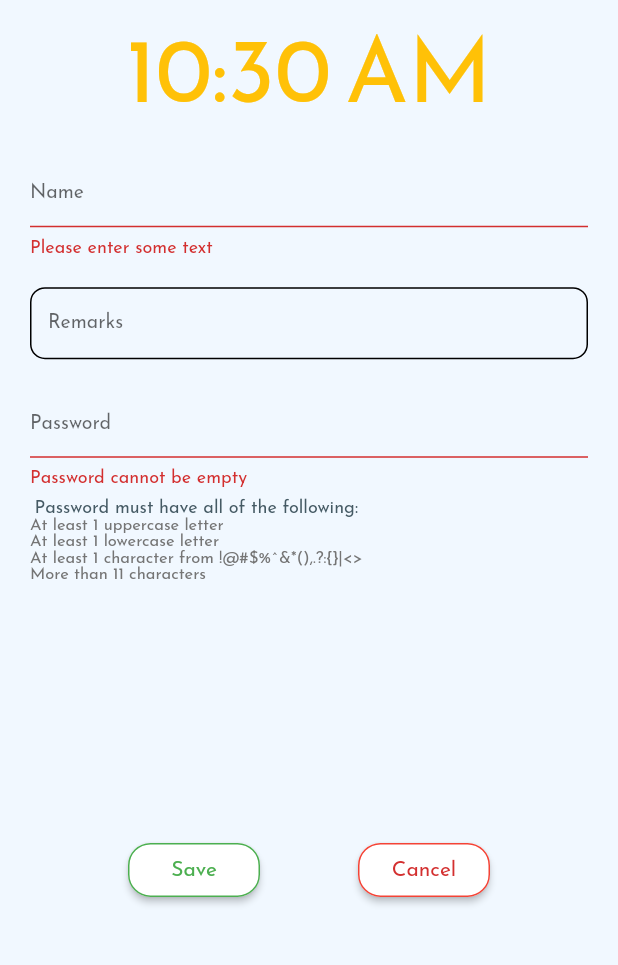
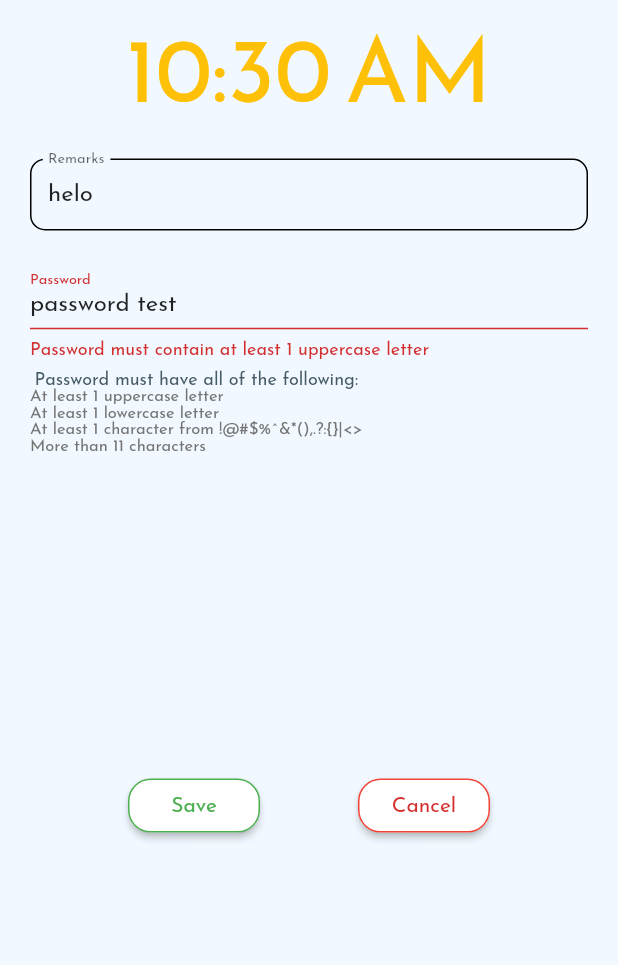
Before and after one commit to Clouddoggo/flutter-alarm, a Flutter app: the AddAlarmPage screen opened by its route, after a tap on "Save", on a phone screen of 412 x 824 dp, the part 80-1045 px from its top. Run offline on Flutter 3.47's test engine with Material 2 defaults, Android fonts, the phone set to English and light mode, and no system bars; our stand-ins replace audioplayers, cloud_firestore, firebase_core, flutter_datetime_picker, flutter_local_notifications, flutter_native_timezone and 3 more; accounts and stored records are empty.

Commit message:
add audioplayer and remove name field

```diff
--- a/lib/addAlarm.dart
+++ b/lib/addAlarm.dart
@@ -22,7 +22,6 @@ class _AddAlarmPageState extends State<AddAlarmPage> {
   final _formKey = GlobalKey<FormState>();
   String _dateString, _timeString;
   DateTime _date, _time;
-  String _name;
   String _remarks;
   String _password;
 
@@ -44,12 +43,6 @@ class _AddAlarmPageState extends State<AddAlarmPage> {
   void onChangedRemarks(value) => {
         setState(() {
           this._remarks = value;
-        })
-      };
-
-  void onChangedName(value) => {
-        setState(() {
-          this._name = value;
         })
       };
 
@@ -117,14 +110,11 @@ class _AddAlarmPageState extends State<AddAlarmPage> {
                 padding: const EdgeInsets.only(top: 15.0),
                 child: Column(
                   children: [
-                    buildNameField(onChangedName),
+                    buildRemarksField(onChangedRemarks, 'helo'),
                     Padding(
                       padding: const EdgeInsets.only(top: 20.0),
-                      child: buildRemarksField(onChangedRemarks),
-                    ),
-                    Padding(
-                      padding: const EdgeInsets.only(top: 20.0),
-                      child: buildPasswordField(onChangePassword),
+                      child:
+                          buildPasswordField(onChangePassword, 'password test'),
                     ),
                     buildPasswordRules(),
                   ],
@@ -143,7 +133,6 @@ class _AddAlarmPageState extends State<AddAlarmPage> {
                         if (_formKey.currentState.validate()) {
                           int notificationId = Random().nextInt(1000);
                           var docId = await Storage.addAlarm({
-                            'name': _name,
                             'remarks': _remarks,
                             'date': _date ?? DateTime.now(),
                             'time': _time ?? DateTime.now(),
--- a/lib/editAlarm.dart
+++ b/lib/editAlarm.dart
@@ -23,14 +23,12 @@ class _EditAlarmPageState extends State<EditAlarmPage> {
   final _formKey = GlobalKey<FormState>();
   String _dateString, _timeString;
   DateTime _date, _time;
-  String _name;
   String _remarks;
   String _password;
 
   void inititaliseDetails() async {
     await Storage.getAlarmDetails(widget.documentId).then((document) {
       setState(() {
-        this._name = document.get('name');
         this._remarks = document.get('remarks');
         this._password = document.get('password');
         this._date = document.get('date').toDate();
@@ -63,12 +61,6 @@ class _EditAlarmPageState extends State<EditAlarmPage> {
   void onChangedRemarks(value) => {
         setState(() {
           this._remarks = value;
-        })
-      };
-
-  void onChangedName(value) => {
-        setState(() {
-          this._name = value;
         })
       };
 
@@ -134,14 +126,12 @@ class _EditAlarmPageState extends State<EditAlarmPage> {
                 padding: const EdgeInsets.only(top: 15.0),
                 child: Column(
                   children: [
-                    buildNameField(onChangedName),
+                    buildRemarksField(
+                        onChangedRemarks, 'testing: ' + this._remarks),
                     Padding(
                       padding: const EdgeInsets.only(top: 20.0),
-                      child: buildRemarksField(onChangedRemarks),
-                    ),
-                    Padding(
-                      padding: const EdgeInsets.only(top: 20.0),
-                      child: buildPasswordField(onChangePassword),
+                      child:
+                          buildPasswordField(onChangePassword, this._password),
                     ),
                     buildPasswordRules(),
                   ],
@@ -160,7 +150,6 @@ class _EditAlarmPageState extends State<EditAlarmPage> {
                         if (_formKey.currentState.validate()) {
                           int notificationId = Random().nextInt(1000);
                           Storage.updateAlarm(widget.documentId, {
-                            'name': _name,
                             'remarks': _remarks,
                             'date': _date ?? DateTime.now(),
                             'time': _time ?? DateTime.now(),
--- a/lib/util/widgetsUtil.dart
+++ b/lib/util/widgetsUtil.dart
@@ -19,8 +19,10 @@ RaisedButton buildCancelButton(BuildContext context) {
   );
 }
 
-TextFormField buildPasswordField(Function onChangedPassword) {
+TextFormField buildPasswordField(
+    Function onChangedPassword, String initialValue) {
   return TextFormField(
+    initialValue: initialValue,
     decoration: InputDecoration(
       labelText: 'Password',
       labelStyle: TextStyle(
@@ -50,8 +52,10 @@ TextFormField buildPasswordField(Function onChangedPassword) {
   );
 }
 
-TextFormField buildRemarksField(Function onChangedRemarks) {
+TextFormField buildRemarksField(
+    Function onChangedRemarks, String initialValue) {
   return TextFormField(
+    initialValue: initialValue,
     decoration: InputDecoration(
       labelText: 'Remarks',
       labelStyle: TextStyle(
@@ -62,27 +66,6 @@ TextFormField buildRemarksField(Function onChangedRemarks) {
       isDense: true,
     ),
     onChanged: onChangedRemarks,
-  );
-}
-
-TextFormField buildNameField(Function onChangedName) {
-  return TextFormField(
-    decoration: InputDecoration(
-      labelText: 'Name',
-      labelStyle: TextStyle(
-        fontSize: 13,
-      ),
-      enabledBorder:
-          OutlineInputBorder(borderRadius: BorderRadius.circular(10.0)),
-      isDense: true,
-    ),
-    validator: (value) {
-      if (value.isEmpty || value.trim().length < 1) {
-        return 'Please enter some text';
-      }
-      return null;
-    },
-    onChanged: onChangedName,
   );
 }
 
--- a/pubspec.yaml
+++ b/pubspec.yaml
@@ -33,6 +33,7 @@ dependencies:
   flutter_native_timezone: ^1.0.4
   flutter_datetime_picker: ^1.4.0
   vibration: ^1.7.3
+  audioplayers: ^0.17.2
 
 dev_dependencies:
   flutter_test:
```
Also changed, not shown: lib/alarmRing.dart (+10 -5 lines), pubspec.lock, 4 other files.
